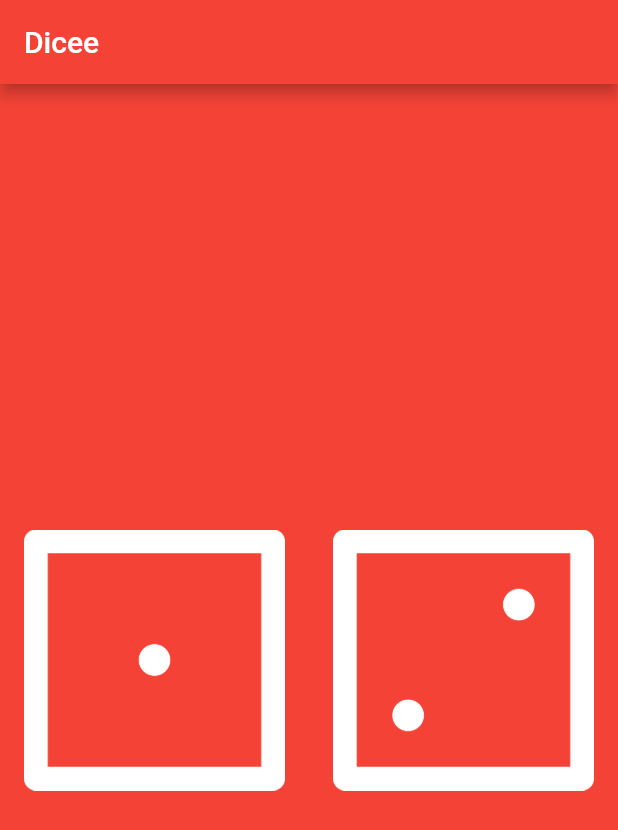
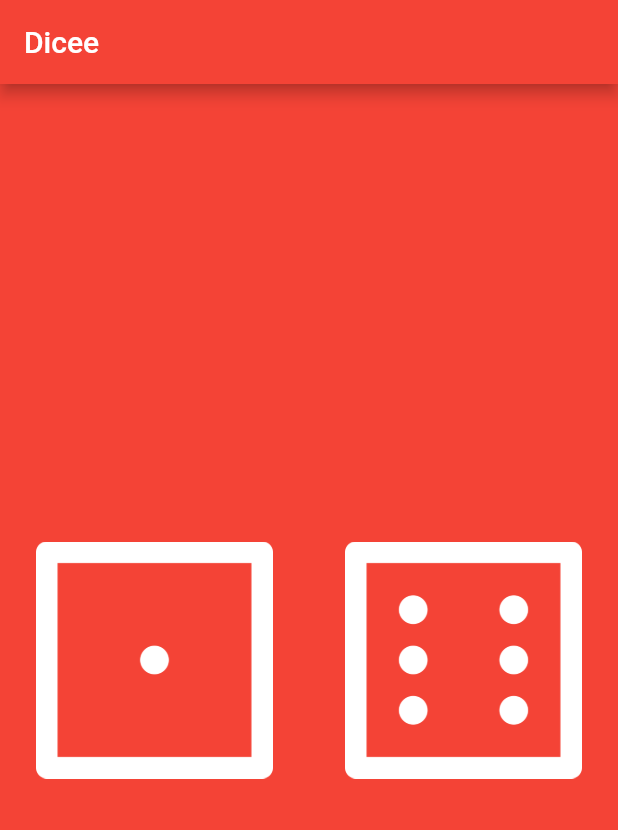
Before and after one commit to erwinmacaraig/learning-flutter-two, a Flutter app: the screen it shows after launch, on a phone screen of 412 x 824 dp. Shown: the top 830 px of the screen. Run offline on Flutter 3.47's test engine with Material 2 defaults, Android fonts, the phone set to English and light mode, and no system bars.

Commit message:
Randomizing the dice with dart function

```diff
--- a/lib/screens/dicepage.dart
+++ b/lib/screens/dicepage.dart
@@ -1,12 +1,30 @@
 import 'package:flutter/material.dart';
+import 'dart:math';
 
-class DicePage extends StatelessWidget {
+class DicePage extends StatefulWidget {
+  @override
+  _DicePageState createState() => _DicePageState();
+}
+
+class _DicePageState extends State<DicePage> {
+  int leftDiceNumber = 1;
+  int rightDiceNumber = 6;
+
+  void changeDiceFace() {
+    setState(
+      () {
+        leftDiceNumber = Random().nextInt(6) + 1;
+        rightDiceNumber = Random().nextInt(6) + 1;
+      },
+    );
+  }
+
   @override
   Widget build(BuildContext context) {
     return Scaffold(
       backgroundColor: Colors.red,
       appBar: AppBar(
-        title: Text('Dicee'),
+        title: const Text('Dicee'),
         backgroundColor: Colors.red,
       ),
       body: Center(
@@ -16,16 +34,22 @@
               flex: 1, //for learning
               child: Padding(
                 padding: const EdgeInsets.all(16.0),
-                child: Image.asset('images/dice1.png'),
+                child: TextButton(
+                  child: Image.asset('images/dice$leftDiceNumber.png'),
+                  onPressed: () => {changeDiceFace()},
+                ),
               ),
             ),
-            const Expanded(
+            Expanded(
               flex: 1,
               child: Padding(
                 padding: EdgeInsets.all(16.0),
-                child: Image(
-                  image: AssetImage(
-                      'images/dice2.png'), // purposely left this behind for learning and comparison with the Image Provider
+                child: TextButton(
+                  child: Image(
+                    image: AssetImage(
+                        'images/dice$rightDiceNumber.png'), // purposely left this behind for learning and comparison with the Image Provider
+                  ),
+                  onPressed: () => {changeDiceFace()},
                 ),
               ),
             ),
```
